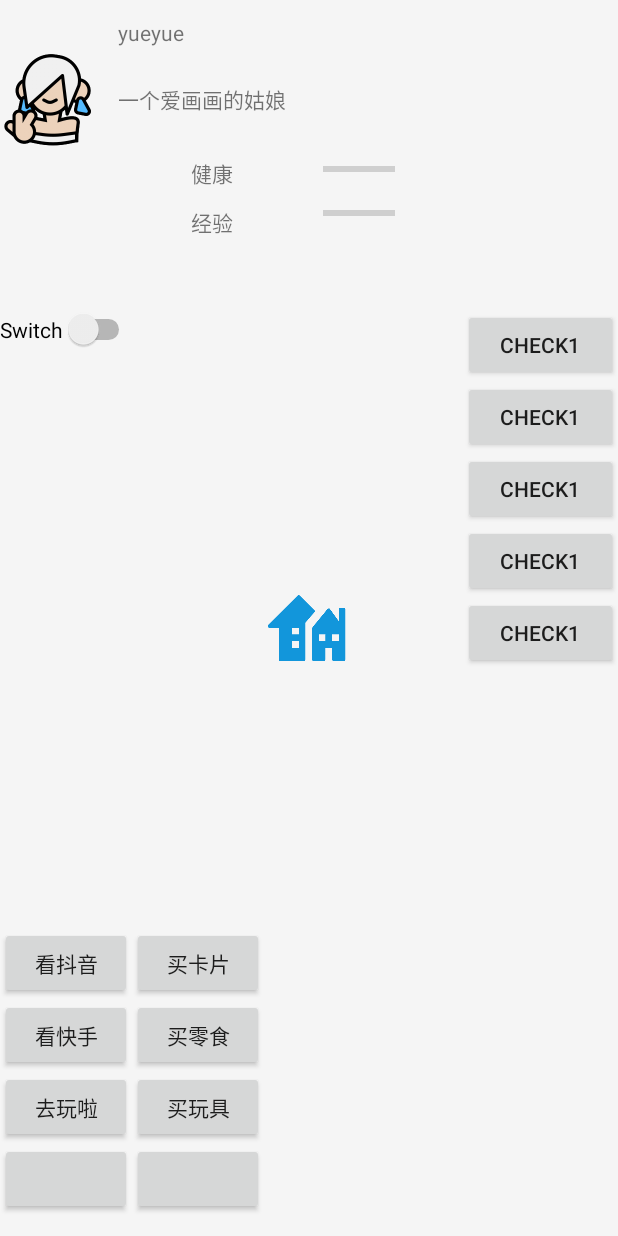
After one commit to bluebird97/zzzfourm, an Android app: the layout activity_first_page.xml on its own in the app's theme, with its tools: preview values and no code run, on a phone screen of 412 x 824 dp. The commit adds this screen. Run offline under Robolectric (Android 15) with nearby library versions, the phone set to English and light mode, and no system bars.

Commit message:
首页是月月页

```diff
--- a/app/src/main/java/com/paulkg12/t61/inject/component/ActivityComponent.java
+++ b/app/src/main/java/com/paulkg12/t61/inject/component/ActivityComponent.java
@@ -4,6 +4,7 @@
 import com.paulkg12.t61.inject.ActivityScope;
 import com.paulkg12.t61.inject.module.ActivityModule;
 import com.paulkg12.t61.ui.activity.EditIssueActivity;
+import com.paulkg12.t61.ui.activity.FirstPageActivity;
 import com.paulkg12.t61.ui.activity.IssueDetailActivity;
 import com.paulkg12.t61.ui.activity.IssuesActivity;
 import com.paulkg12.t61.ui.activity.LoginActivity;
@@ -21,4 +22,5 @@
     void inject(IssuesActivity activity);
     void inject(IssueDetailActivity activity);
     void inject(EditIssueActivity activity);
+    void inject(FirstPageActivity activity);
 }
--- /dev/null
+++ b/app/src/main/java/com/paulkg12/t61/mvp/contract/IFirstPageContract.java
@@ -0,0 +1,13 @@
+package com.paulkg12.t61.mvp.contract;
+
+import com.paulkg12.t61.mvp.contract.base.IBaseContract;
+
+public interface IFirstPageContract {
+    interface View extends IBaseContract.View {
+        void onYueyueStart();
+    }
+
+    interface Presenter extends IBaseContract.Presenter<IFirstPageContract.View> {
+        void yueyueStart();
+    }
+}
--- /dev/null
+++ b/app/src/main/java/com/paulkg12/t61/mvp/presenter/FirstPagePresenter.java
@@ -0,0 +1,21 @@
+package com.paulkg12.t61.mvp.presenter;
+
+import com.paulkg12.t61.dao.DaoSession;
+import com.paulkg12.t61.mvp.contract.IFirstPageContract;
+import com.paulkg12.t61.mvp.presenter.base.BasePresenter;
+
+import javax.inject.Inject;
+
+public class FirstPagePresenter extends BasePresenter<IFirstPageContract.View> implements IFirstPageContract.Presenter {
+
+
+    @Inject
+    public FirstPagePresenter(DaoSession daoSession) {
+        super(daoSession);
+    }
+
+    @Override
+    public void yueyueStart() {
+        System.out.println("FirstPage Presenter: yueyue start");
+    }
+}
--- /dev/null
+++ b/app/src/main/java/com/paulkg12/t61/ui/activity/FirstPageActivity.java
@@ -0,0 +1,33 @@
+package com.paulkg12.t61.ui.activity;
+
+import com.paulkg12.t61.R;
+import com.paulkg12.t61.inject.component.AppComponent;
+import com.paulkg12.t61.inject.component.DaggerActivityComponent;
+import com.paulkg12.t61.inject.module.ActivityModule;
+import com.paulkg12.t61.mvp.contract.IFirstPageContract;
+import com.paulkg12.t61.mvp.presenter.FirstPagePresenter;
+import com.paulkg12.t61.ui.activity.base.BaseActivity;
+
+public class FirstPageActivity extends BaseActivity<FirstPagePresenter>
+        implements IFirstPageContract.View {
+
+    @Override
+    public void onYueyueStart() {
+        System.out.println("FirstPage: Activity: yueyue start");
+    }
+
+    @Override
+    protected void setupActivityComponent(AppComponent appComponent) {
+        DaggerActivityComponent.builder()
+                .appComponent(appComponent)
+                .activityModule(new ActivityModule(getActivity()))
+                .build()
+                .inject(this);
+    }
+
+
+    @Override
+    protected int getContentView() {
+        return R.layout.activity_first_page;
+    }
+}
--- a/app/src/main/java/com/paulkg12/t61/ui/activity/SplashActivity.java
+++ b/app/src/main/java/com/paulkg12/t61/ui/activity/SplashActivity.java
@@ -25,14 +25,15 @@
         if (dataUri == null) {
             IssuesActivity.showForRepo(this, "bluebird97", "zzzfourm");
         } else {
-            //BrowserFilterActivity.handleBrowserUri(getActivity(), dataUri);
+            // BrowserFilterActivity.handleBrowserUri(getActivity(), dataUri);
         }
     }
 
     @Override
     public void showLoginPage() {
         delayFinish();
-        startActivity(new Intent(getActivity(), LoginActivity.class));
+        System.out.println("TTAG : splash to first page");
+        startActivity(new Intent(getActivity(), FirstPageActivity.class));
     }
 
     /**
--- a/app/src/main/java/com/paulkg12/t61/ui/activity/base/BaseActivity.java
+++ b/app/src/main/java/com/paulkg12/t61/ui/activity/base/BaseActivity.java
@@ -35,6 +35,7 @@
 import com.paulkg12.t61.dao.DaoSession;
 import com.paulkg12.t61.inject.component.AppComponent;
 import com.paulkg12.t61.mvp.contract.base.IBaseContract;
+import com.paulkg12.t61.ui.activity.FirstPageActivity;
 import com.paulkg12.t61.ui.activity.LoginActivity;
 import com.paulkg12.t61.ui.activity.SplashActivity;
 import com.paulkg12.t61.ui.widget.DoubleClickHandler;
@@ -70,7 +71,8 @@
     public void onCreate(@Nullable Bundle savedInstanceState) {
         if((AppData.INSTANCE.getAuthUser() == null || AppData.INSTANCE.getLoggedUser() == null)
                 && !this.getClass().equals(SplashActivity.class)
-                && !this.getClass().equals(LoginActivity.class)){
+                && !this.getClass().equals(LoginActivity.class)
+                && !this.getClass().equals(FirstPageActivity.class)){
             super.onCreate(savedInstanceState);
             finishAffinity();
             startActivity(new Intent(getActivity(), SplashActivity.class));
--- /dev/null
+++ b/app/src/main/res/layout/activity_first_page.xml
@@ -0,0 +1,238 @@
+<?xml version="1.0" encoding="utf-8"?>
+<LinearLayout xmlns:android="http://schemas.android.com/apk/res/android"
+    xmlns:app="http://schemas.android.com/apk/res-auto"
+    xmlns:tools="http://schemas.android.com/tools"
+    android:layout_width="match_parent"
+    android:layout_height="match_parent"
+    android:orientation="vertical">
+
+    <LinearLayout
+        android:layout_width="match_parent"
+        android:layout_height="0dp"
+        android:layout_weight="1"
+        android:orientation="horizontal">
+
+        <ImageView
+            android:id="@+id/imageView"
+            android:layout_width="wrap_content"
+            android:layout_height="wrap_content"
+            android:layout_weight="1"
+            android:src="@mipmap/free_panel_girl"
+            tools:src="@tools:sample/avatars" />
+
+        <LinearLayout
+            android:layout_width="match_parent"
+            android:layout_height="match_parent"
+            android:layout_weight="1"
+            android:orientation="vertical">
+
+            <TextView
+                android:id="@+id/username"
+                android:layout_width="match_parent"
+                android:layout_height="wrap_content"
+                android:layout_margin="12dp"
+                android:text="yueyue" />
+
+            <TextView
+                android:id="@+id/user_intro"
+                android:layout_width="match_parent"
+                android:layout_height="wrap_content"
+                android:layout_margin="12dp"
+                android:text="一个爱画画的姑娘" />
+
+            <android.support.constraint.ConstraintLayout
+                android:layout_width="match_parent"
+                android:layout_height="match_parent">
+
+                <ProgressBar
+                    android:id="@+id/progressBarHealth"
+                    style="?android:attr/progressBarStyleHorizontal"
+                    android:layout_width="wrap_content"
+                    android:layout_height="wrap_content"
+                    android:layout_marginTop="16dp"
+                    app:layout_constraintEnd_toEndOf="parent"
+                    app:layout_constraintStart_toStartOf="parent"
+                    app:layout_constraintTop_toTopOf="parent" />
+
+                <ProgressBar
+                    android:id="@+id/progressBarExp"
+                    style="?android:attr/progressBarStyleHorizontal"
+                    android:layout_width="wrap_content"
+                    android:layout_height="wrap_content"
+                    app:layout_constraintBottom_toBottomOf="parent"
+                    app:layout_constraintEnd_toEndOf="parent"
+                    app:layout_constraintStart_toStartOf="parent"
+                    app:layout_constraintTop_toBottomOf="@+id/progressBarHealth"
+                    app:layout_constraintVertical_bias="0.19" />
+
+                <TextView
+                    android:id="@+id/textViewHealth"
+                    android:layout_width="wrap_content"
+                    android:layout_height="wrap_content"
+                    android:layout_marginTop="16dp"
+                    android:text="@string/health"
+                    app:layout_constraintEnd_toStartOf="@+id/progressBarHealth"
+                    app:layout_constraintStart_toStartOf="parent"
+                    app:layout_constraintTop_toTopOf="parent" />
+
+                <TextView
+                    android:id="@+id/textViewExperience"
+                    android:layout_width="wrap_content"
+                    android:layout_height="wrap_content"
+                    android:text="@string/experience"
+                    app:layout_constraintBottom_toBottomOf="parent"
+                    app:layout_constraintEnd_toStartOf="@+id/progressBarExp"
+                    app:layout_constraintStart_toStartOf="parent"
+                    app:layout_constraintTop_toBottomOf="@+id/textViewHealth"
+                    app:layout_constraintVertical_bias="0.19" />
+            </android.support.constraint.ConstraintLayout>
+        </LinearLayout>
+    </LinearLayout>
+
+    <LinearLayout
+        android:layout_width="match_parent"
+        android:layout_height="0dp"
+        android:layout_weight="2"
+        android:orientation="horizontal">
+
+        <LinearLayout
+            android:layout_width="0dp"
+            android:layout_height="match_parent"
+            android:layout_weight="3"
+            android:orientation="vertical"
+            >
+
+            <Switch
+                android:id="@+id/switch1"
+                android:layout_width="wrap_content"
+                android:layout_height="wrap_content"
+                android:text="Switch" />
+            <View
+                android:layout_width="match_parent"
+                android:layout_height="match_parent"/>
+        </LinearLayout>
+
+        <LinearLayout
+            android:layout_width="0dp"
+            android:layout_height="match_parent"
+            android:layout_weight="1"
+            android:orientation="vertical">
+
+            <Button
+                android:id="@+id/part2Button"
+                android:layout_width="match_parent"
+                android:layout_height="wrap_content"
+                android:text="check1"
+                />
+
+            <Button
+                android:id="@+id/part2Button2"
+                android:layout_width="match_parent"
+                android:layout_height="wrap_content"
+                android:text="check1"
+
+                />
+
+            <Button
+                android:id="@+id/part2Button3"
+                android:layout_width="match_parent"
+                android:layout_height="wrap_content"
+                android:text="check1"
+
+                />
+
+            <Button
+                android:id="@+id/part2Button4"
+                android:layout_width="match_parent"
+                android:layout_height="wrap_content"
+                android:text="check1"
+
+                />
+
+            <Button
+                android:id="@+id/part2Button5"
+                android:layout_width="match_parent"
+                android:layout_height="wrap_content"
+                android:text="check1"
+
+                />
+        </LinearLayout>
+    </LinearLayout>
+
+    <LinearLayout
+        android:layout_width="match_parent"
+        android:layout_height="0dp"
+        android:layout_weight="1"
+        android:orientation="horizontal">
+
+        <TableLayout
+            android:layout_width="match_parent"
+            android:layout_height="match_parent">
+
+            <TableRow
+                android:layout_width="wrap_content"
+                android:layout_height="wrap_content" >
+
+                <Button
+                    android:id="@+id/watchDouyin"
+                    android:layout_width="wrap_content"
+                    android:layout_height="wrap_content"
+                    tools:text="看抖音">
+
+                </Button>
+                <Button
+                    android:id="@+id/collectKapai"
+                    android:layout_width="wrap_content"
+                    android:layout_height="wrap_content"
+                    tools:text="买卡片">
+                </Button>
+            </TableRow>
+
+            <TableRow
+                android:layout_width="wrap_content"
+                android:layout_height="wrap_content" >
+                <Button
+                    android:id="@+id/watchKuaishou"
+                    android:layout_width="wrap_content"
+                    android:layout_height="wrap_content"
+                    tools:text="看快手">
+
+                </Button>
+                <Button
+                    android:id="@+id/collectLingshi"
+                    android:layout_width="wrap_content"
+                    android:layout_height="wrap_content"
+                    tools:text="买零食">
+                </Button>
+            </TableRow>
+
+            <TableRow
+                android:layout_width="wrap_content"
+                android:layout_height="wrap_content" >
+                <Button
+                    android:id="@+id/gotoPlay"
+                    android:layout_width="wrap_content"
+                    android:layout_height="wrap_content"
+                    tools:text="去玩啦">
+
+                </Button>
+                <Button
+                    android:id="@+id/collectWanju"
+                    android:layout_width="wrap_content"
+                    android:layout_height="wrap_content"
+                    tools:text="买玩具">
+                </Button>
+            </TableRow>
+            <TableRow
+                android:layout_width="wrap_content"
+                android:layout_height="wrap_content" >
+                <Button>
+
+                </Button>
+                <Button>
+
+                </Button>
+            </TableRow>
+        </TableLayout>
+    </LinearLayout>
+</LinearLayout>
--- a/app/src/main/res/values/strings.xml
+++ b/app/src/main/res/values/strings.xml
@@ -477,5 +477,7 @@
     <string name="add_account">Add account</string>
     <string name="delete_label_warning">Confirm to delete this label?</string>
     <string name="issue_topic">Topic</string>
+    <string name="health">健康</string>
+    <string name="experience">经验</string>
 
 </resources>
--- a/gradle.properties
+++ b/gradle.properties
@@ -11,3 +11,5 @@
 # This option should only be used with decoupled projects. More details, visit
 # http://www.gradle.org/docs/current/userguide/multi_project_builds.html#sec:decoupled_projects
 # org.gradle.parallel=true
+
+#android.useAndroidX=true
```
Also changed, not shown: app/build.gradle (+5 -2 lines), app/src/main/AndroidManifest.xml (+17 -8 lines), app/src/main/res/mipmap-hdpi/free_panel_girl.png (added), app/src/main/res/mipmap-mdpi/free_panel_girl.png (added), app/src/main/res/mipmap-xhdpi/free_panel_girl.png (added), app/src/main/res/mipmap-xxhdpi/free_panel_girl.png (added), app/src/main/res/mipmap-xxxhdpi/free_panel_girl.png (added).
